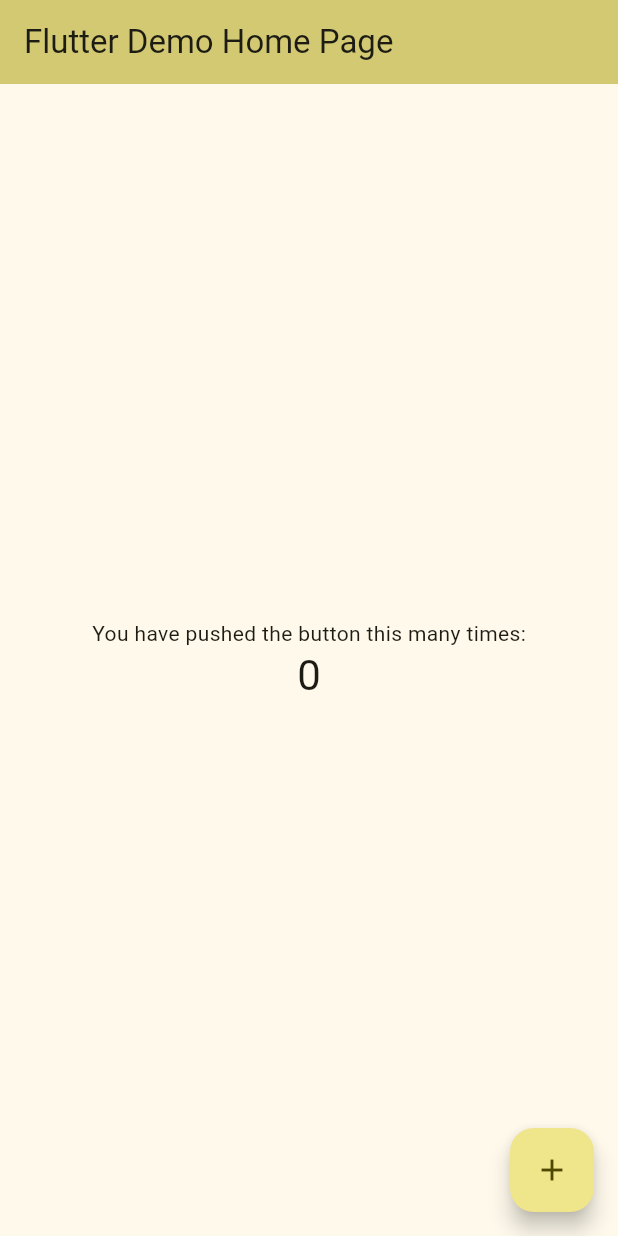
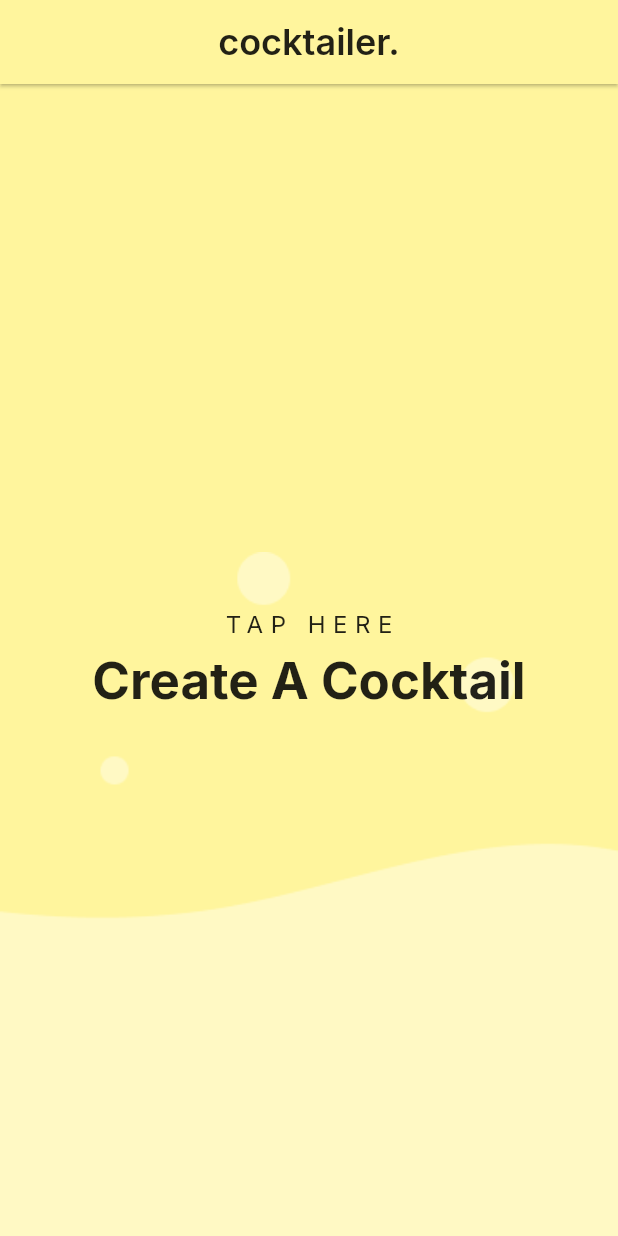
Before and after one commit to mushfikurr/cocktailer, a Flutter app: the screen it shows after launch, on a phone screen of 412 x 824 dp. Run offline on Flutter 3.47's test engine with Material 2 defaults, Android fonts, the phone set to English and light mode, and no system bars; our stand-ins replace google_fonts.

Commit message:
Basic homepage with tap listener

```diff
--- /dev/null
+++ b/lib/colors.dart
@@ -0,0 +1,25 @@
+import 'package:flutter/material.dart';
+
+const MaterialColor cocktail =
+    MaterialColor(_cocktailPrimaryValue, <int, Color>{
+  50: Color(0xFFFFFEF3),
+  100: Color(0xFFFFFCE2),
+  200: Color(0xFFFFFACE),
+  300: Color(0xFFFFF8BA),
+  400: Color(0xFFFFF7AC),
+  500: Color(_cocktailPrimaryValue),
+  600: Color(0xFFFFF495),
+  700: Color(0xFFFFF28B),
+  800: Color(0xFFFFF081),
+  900: Color(0xFFFFEE6F),
+});
+const int _cocktailPrimaryValue = 0xFFFFF59D;
+
+const MaterialColor cocktailAccent =
+    MaterialColor(_cocktailAccentValue, <int, Color>{
+  100: Color(0xFFFFFFFF),
+  200: Color(_cocktailAccentValue),
+  400: Color(0xFFFFFFFF),
+  700: Color(0xFFFFFEF7),
+});
+const int _cocktailAccentValue = 0xFFFFFFFF;
--- a/lib/main.dart
+++ b/lib/main.dart
@@ -1,21 +1,24 @@
 import 'package:flutter/material.dart';
+import 'package:flutter_application_1/colors.dart';
+import 'package:google_fonts/google_fonts.dart';
 
 void main() {
   runApp(const MyApp());
 }
 
 class MyApp extends StatelessWidget {
-  const MyApp({super.key});
+  const MyApp({Key? key}) : super(key: key);
 
+  // This widget is the root of your application.
   @override
   Widget build(BuildContext context) {
     return MaterialApp(
-      title: 'Flutter Demo',
       theme: ThemeData(
-        colorScheme: ColorScheme.fromSeed(seedColor: const Color(0xffFFF59D)),
-        useMaterial3: true,
-      ),
-      home: const MyHomePage(title: 'Flutter Demo Home Page'),
+          primarySwatch: cocktail,
+          scaffoldBackgroundColor: cocktail.shade500,
+          textTheme: GoogleFonts.interTextTheme(Theme.of(context).textTheme)),
+      home: const MyHomePage(title: 'cocktailer.'),
+      debugShowCheckedModeBanner: false,
     );
   }
 }
@@ -30,7 +33,6 @@ class MyHomePage extends StatefulWidget {
 
 class _MyHomePageState extends State<MyHomePage> {
   int _counter = 0;
-
   void _incrementCounter() {
     setState(() {
       _counter++;
@@ -41,27 +43,44 @@ class _MyHomePageState extends State<MyHomePage> {
   Widget build(BuildContext context) {
     return Scaffold(
       appBar: AppBar(
-        backgroundColor: Theme.of(context).colorScheme.inversePrimary,
+          centerTitle: true,
+          backgroundColor: Theme.of(context).colorScheme.primary,
+          elevation: 1,
           title: Text(widget.title),
+          titleTextStyle: Theme.of(context)
+              .textTheme
+              .headlineSmall
+              ?.copyWith(fontWeight: FontWeight.w600)),
+      body: InkWell(
+        onTap: () {},
+        child: Ink(
+          decoration: const BoxDecoration(
+            image: DecorationImage(
+              image: AssetImage('assets/waves.png'),
+              fit: BoxFit.fitWidth,
+              alignment: Alignment.bottomCenter,
             ),
-      body: Center(
+          ),
+          child: Center(
             child: Column(
               mainAxisAlignment: MainAxisAlignment.center,
               children: <Widget>[
-            const Text(
-              'You have pushed the button this many times:',
-            ),
+                Text('TAP HERE',
+                    style: Theme.of(context)
+                        .textTheme
+                        .titleMedium
+                        ?.copyWith(letterSpacing: 5)),
+                const SizedBox(height: 8),
                 Text(
-              '$_counter',
-              style: Theme.of(context).textTheme.headlineMedium,
+                  'Create A Cocktail',
+                  style: Theme.of(context).textTheme.headlineMedium?.copyWith(
+                      fontWeight: FontWeight.w700,
+                      color: Theme.of(context).textTheme.titleMedium?.color),
                 ),
               ],
             ),
           ),
-      floatingActionButton: FloatingActionButton(
-        onPressed: _incrementCounter,
-        tooltip: 'Increment',
-        child: const Icon(Icons.add),
+        ),
       ),
     );
   }
```
Also changed, not shown: pubspec.yaml (+7 -5 lines), assets/waves.png (added), assets/waves.svg (added), flutter_01.png (added), pubspec.lock, 2 other files. Lines whose indentation alone changed are shown as unchanged.
